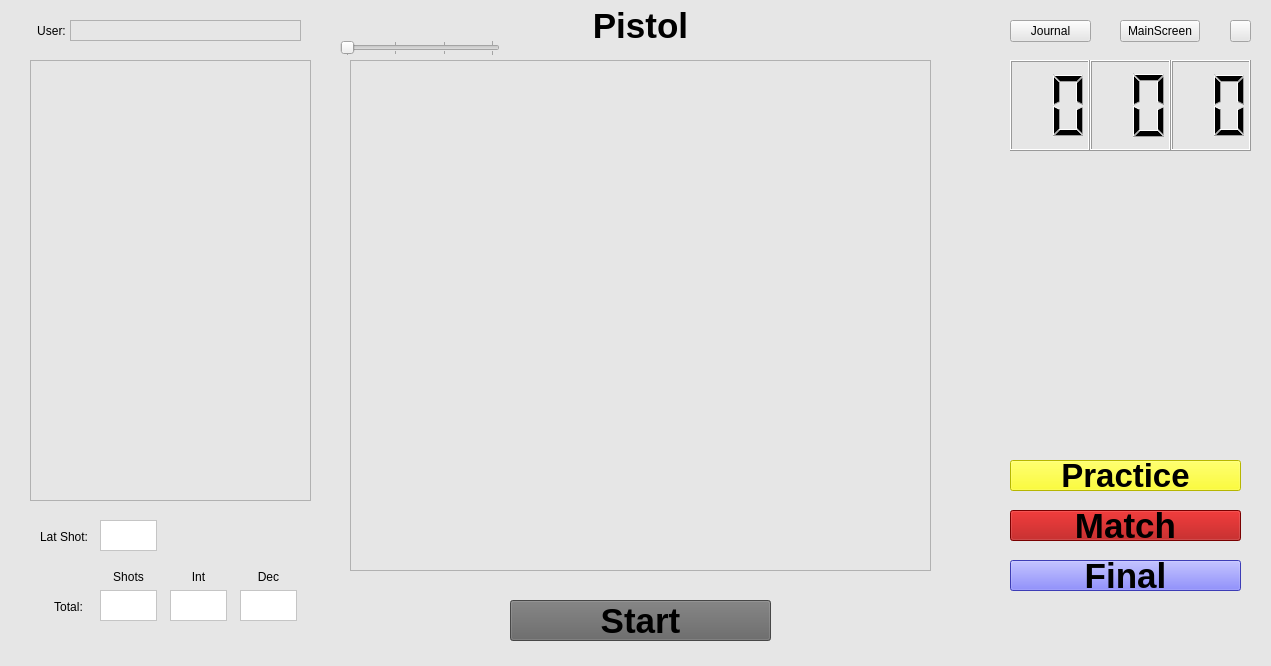
Old version of the form central_pc/gui/pistolwindow.ui in the repository xBogas/ES-SACA.
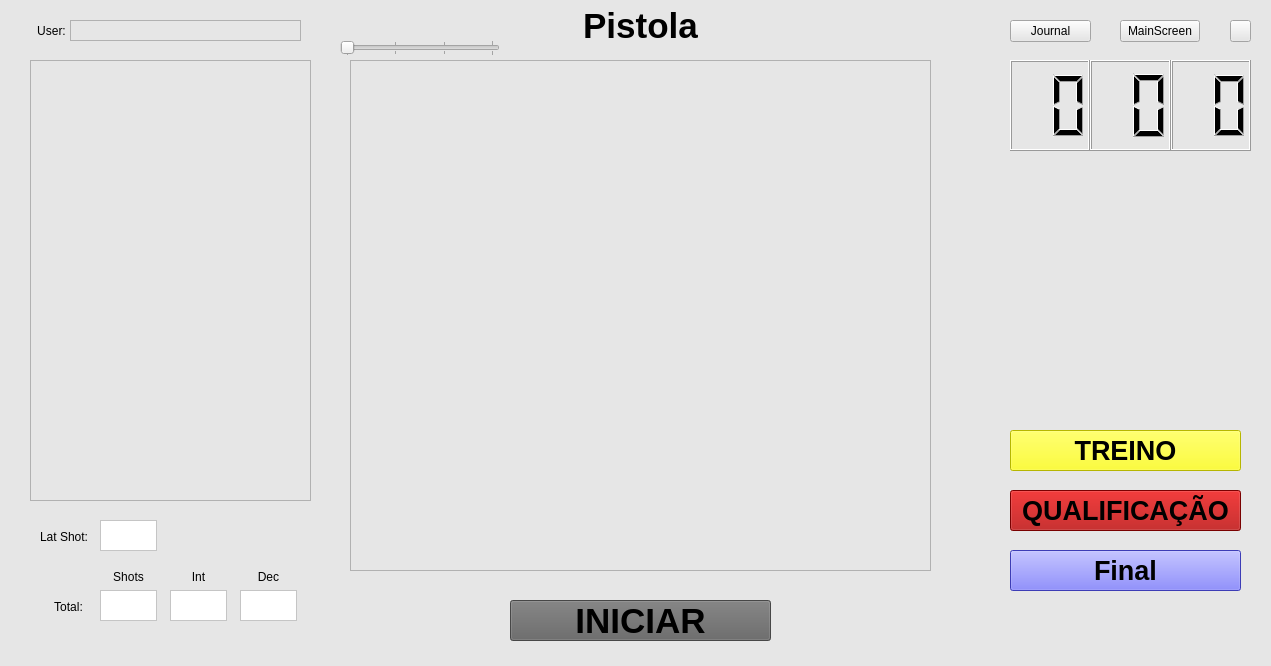
New version of the form. Icons and pictures are not drawn.

```diff
--- a/central_pc/gui/pistolwindow.ui
+++ b/central_pc/gui/pistolwindow.ui
@@ -24,14 +24,14 @@
     <property name="geometry">
      <rect>
       <x>1010</x>
-      <y>460</y>
+      <y>430</y>
       <width>231</width>
-      <height>31</height>
+      <height>41</height>
      </rect>
     </property>
     <property name="font">
      <font>
-      <pointsize>25</pointsize>
+      <pointsize>20</pointsize>
       <bold>true</bold>
      </font>
     </property>
@@ -39,21 +39,21 @@
      <string notr="true">background-color: rgb(255, 255, 0);</string>
     </property>
     <property name="text">
-     <string>Practice</string>
+     <string>TREINO</string>
     </property>
    </widget>
    <widget class="QPushButton" name="MatchButton">
     <property name="geometry">
      <rect>
       <x>1010</x>
-      <y>510</y>
+      <y>490</y>
       <width>231</width>
-      <height>31</height>
+      <height>41</height>
      </rect>
     </property>
     <property name="font">
      <font>
-      <pointsize>26</pointsize>
+      <pointsize>20</pointsize>
       <bold>true</bold>
      </font>
     </property>
@@ -61,21 +61,21 @@
      <string notr="true">background-color: rgb(170, 0, 0);</string>
     </property>
     <property name="text">
-     <string>Match</string>
+     <string>QUALIFICAÇÃO</string>
     </property>
    </widget>
    <widget class="QPushButton" name="FinalButton">
     <property name="geometry">
      <rect>
       <x>1010</x>
-      <y>560</y>
+      <y>550</y>
       <width>231</width>
-      <height>31</height>
+      <height>41</height>
      </rect>
     </property>
     <property name="font">
      <font>
-      <pointsize>26</pointsize>
+      <pointsize>20</pointsize>
       <bold>true</bold>
      </font>
     </property>
@@ -105,7 +105,7 @@
      <string notr="true">background-color: rgb(100, 100, 100);</string>
     </property>
     <property name="text">
-     <string>Start</string>
+     <string>INICIAR</string>
     </property>
    </widget>
    <widget class="QWidget" name="horizontalLayoutWidget">
@@ -384,7 +384,7 @@
      </font>
     </property>
     <property name="text">
-     <string>Pistol</string>
+     <string>Pistola</string>
     </property>
     <property name="alignment">
      <set>Qt::AlignCenter</set>
```
